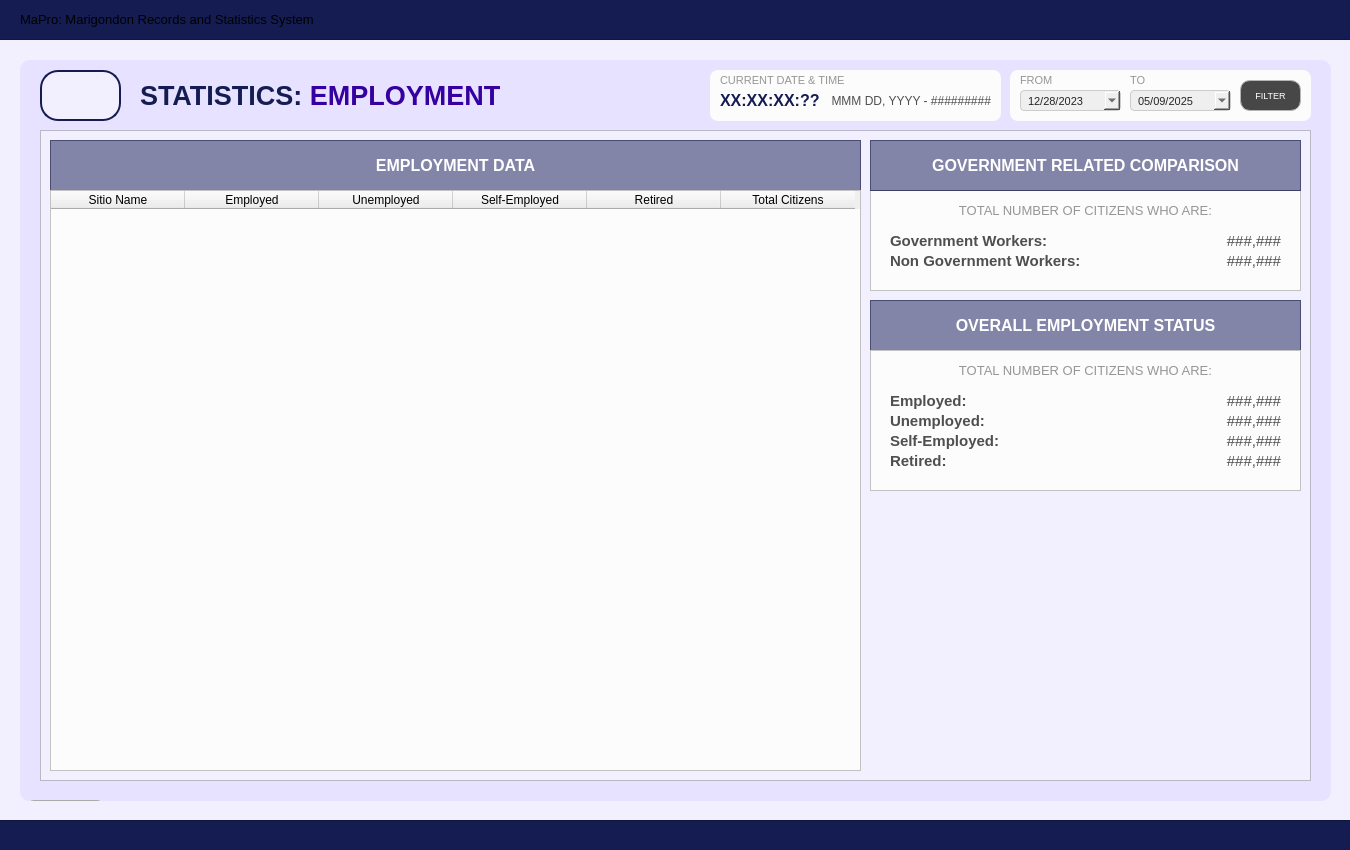
Above: Resources/UIs/MainPages/StatisticPages/employment.ui from Yohhannn/Barangay-Records-Statistics-System before the change. Below: the same form after it.
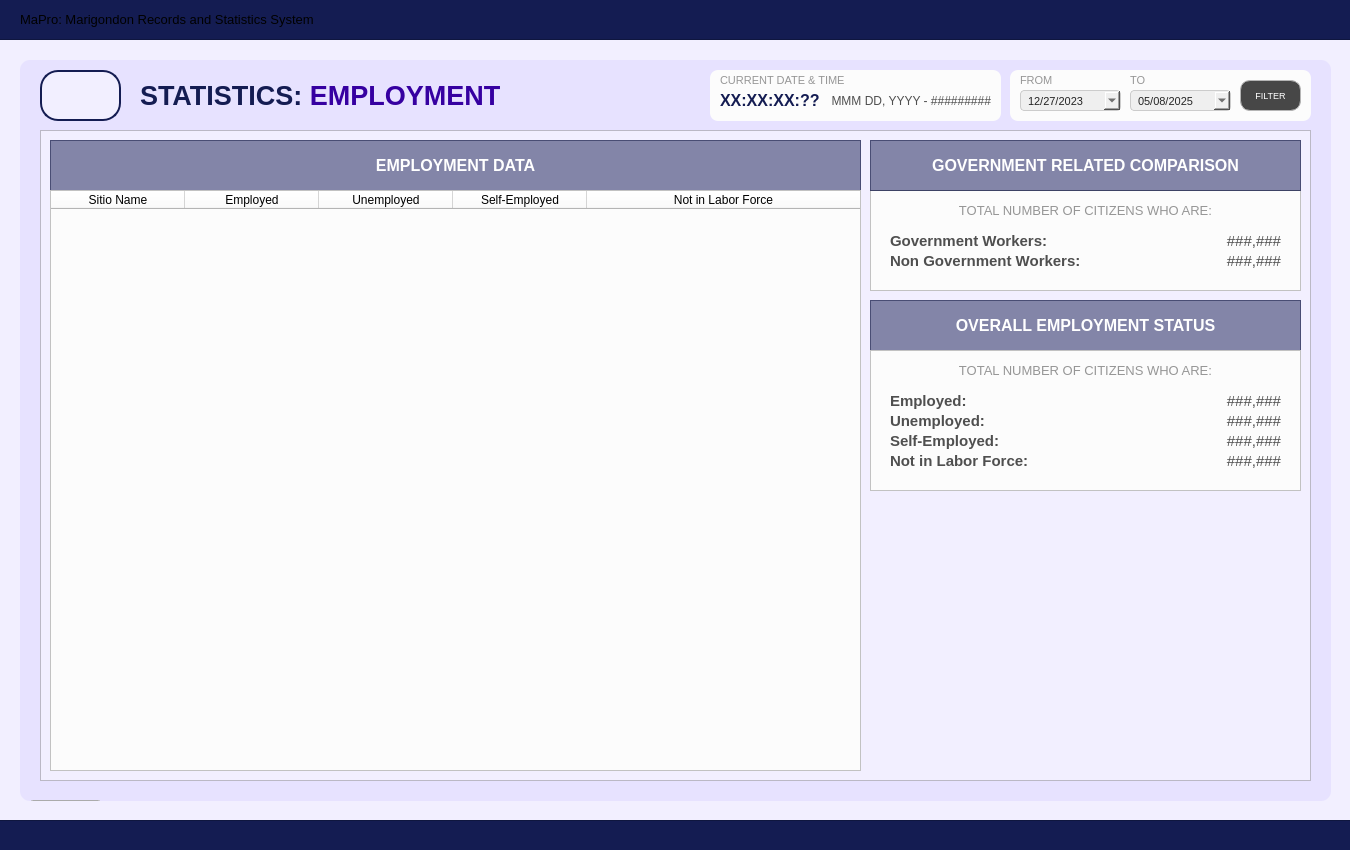
That is the form after the change. Icons and pictures are not drawn.

Commit message: Employment finished up

Diff of the .ui file:
```diff
--- a/Resources/UIs/MainPages/StatisticPages/employment.ui
+++ b/Resources/UIs/MainPages/StatisticPages/employment.ui
@@ -275,9 +275,9 @@
       <enum>Qt::FocusPolicy::NoFocus</enum>
      </property>
      <property name="styleSheet">
-      <string notr="true">#household_tablePopulationPerStreet{
+      <string notr="true">
 	background-color: #fcfcfc;
-}</string>
+</string>
      </property>
      <property name="editTriggers">
       <set>QAbstractItemView::EditTrigger::NoEditTriggers</set>
@@ -285,6 +285,9 @@
      <attribute name="horizontalHeaderDefaultSectionSize">
       <number>134</number>
      </attribute>
+     <attribute name="horizontalHeaderStretchLastSection">
+      <bool>true</bool>
+     </attribute>
      <attribute name="verticalHeaderVisible">
       <bool>false</bool>
      </attribute>
@@ -358,24 +361,7 @@
      </column>
      <column>
       <property name="text">
-       <string>Retired</string>
-      </property>
-      <property name="font">
-       <font>
-        <family>Arial</family>
-       </font>
-      </property>
-      <property name="background">
-       <color>
-        <red>59</red>
-        <green>57</green>
-        <blue>100</blue>
-       </color>
-      </property>
-     </column>
-     <column>
-      <property name="text">
-       <string>Total Citizens</string>
+       <string>Not in Labor Force</string>
       </property>
       <property name="font">
        <font>
@@ -737,7 +723,7 @@
 </string>
       </property>
       <property name="text">
-       <string>Retired:</string>
+       <string>Not in Labor Force:</string>
       </property>
       <property name="alignment">
        <set>Qt::AlignmentFlag::AlignLeading|Qt::AlignmentFlag::AlignLeft|Qt::AlignmentFlag::AlignVCenter</set>
@@ -1176,7 +1162,7 @@
        <second>0</second>
        <year>2023</year>
        <month>12</month>
-       <day>28</day>
+       <day>27</day>
       </datetime>
      </property>
      <property name="displayFormat">
@@ -1224,7 +1210,7 @@
        <second>0</second>
        <year>2025</year>
        <month>5</month>
-       <day>9</day>
+       <day>8</day>
       </datetime>
      </property>
      <property name="displayFormat">
```
Left out of the diff: 7 changed lines with no effect on the pictures. The commit also changes 3 other files.
